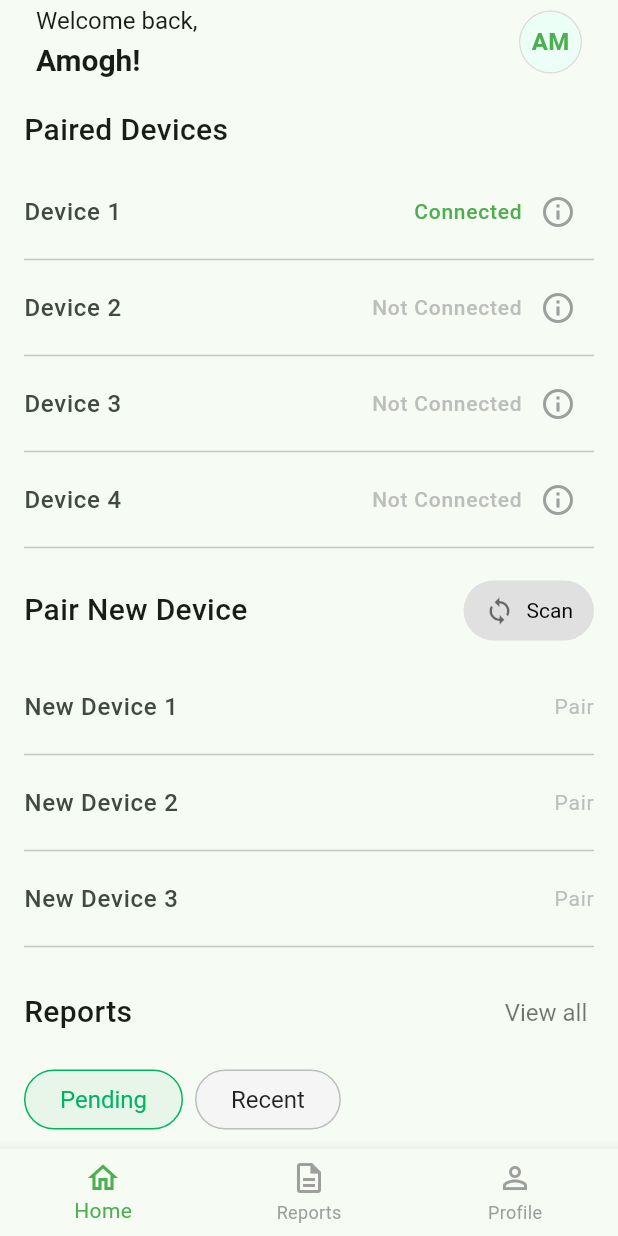
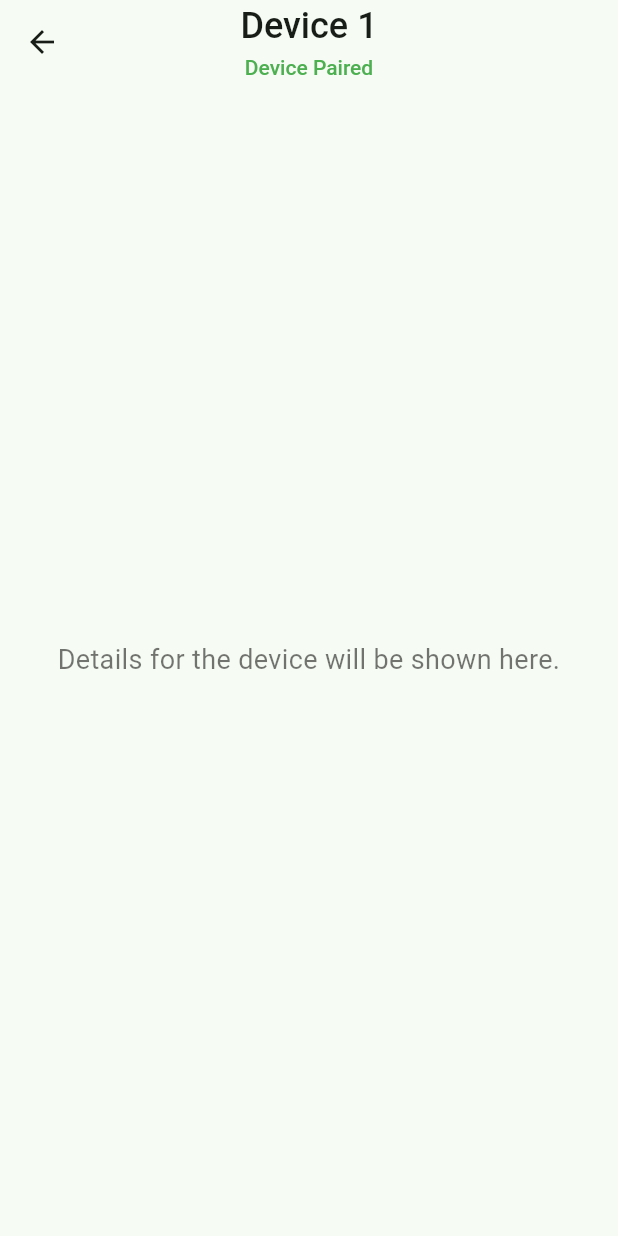
Before and after one commit to mYashavanth/mesha_bluetooth_app, a Flutter app: the BluetoothDeviceManager screen opened by its route, item 2 of the bottom bar chosen, after a tap on the "info outline" icon, on a phone screen of 412 x 824 dp. Run offline on Flutter 3.47's test engine with Material 3 defaults, Android fonts, the phone set to English and light mode, and no system bars; our stand-ins replace flutter_svg.

Commit message:
before starting device details page

```diff
--- /dev/null
+++ b/lib/views/device_details.dart
@@ -0,0 +1,47 @@
+import 'package:flutter/material.dart';
+
+class DeviceDetailsPage extends StatelessWidget {
+  final String deviceName;
+
+  const DeviceDetailsPage({super.key, required this.deviceName});
+
+  @override
+  Widget build(BuildContext context) {
+    return Scaffold(
+      appBar: AppBar(
+        centerTitle: true, // Center the title horizontally
+        title: Column(
+          mainAxisAlignment: MainAxisAlignment.center,
+          children: [
+            Text(
+              deviceName,
+              style: const TextStyle(
+                fontSize: 24,
+                fontWeight: FontWeight.w500,
+              ),
+            ),
+            const SizedBox(height: 4), // Add some spacing
+            const Text(
+              'Device Paired',
+              style: TextStyle(
+                fontSize: 14,
+                color: Colors.green, // Green color for "Device Paired"
+                fontWeight: FontWeight.w500,
+              ),
+            ),
+          ],
+        ),
+      ),
+      body: const Center(
+        child: Text(
+          'Details for the device will be shown here.',
+          style: TextStyle(
+            fontSize: 18,
+            color: Colors.black54,
+          ),
+          textAlign: TextAlign.center,
+        ),
+      ),
+    );
+  }
+}
--- a/lib/views/home_bluetooth.dart
+++ b/lib/views/home_bluetooth.dart
@@ -2,6 +2,7 @@ import 'dart:math'; // Import the math library for pi
 import 'package:flutter/material.dart';
 import 'package:flutter_svg/flutter_svg.dart';
 import 'package:mesha_bluetooth_data_retrieval/components/bottom_navbar.dart';
+import 'package:mesha_bluetooth_data_retrieval/views/device_details.dart';
 
 class BluetoothDeviceManager extends StatefulWidget {
   const BluetoothDeviceManager({super.key});
@@ -169,6 +170,72 @@ class _BluetoothDeviceManagerState extends State<BluetoothDeviceManager> {
     });
   }
 
+  // Function to handle info icon button click
+  void _handleInfoButtonClick(int index) {
+    final device = pairedDevices[index];
+
+    if (device['status'] == 'Connected') {
+      // Navigate to the DeviceDetailsPage if the device is connected
+      Navigator.of(context).push(
+        MaterialPageRoute(
+          builder: (context) => DeviceDetailsPage(deviceName: device['name']!),
+        ),
+      );
+    } else {
+      // Show a full-screen alert dialog if the device is not connected
+      showDialog(
+        context: context,
+        builder: (BuildContext context) {
+          return AlertDialog(
+            title: const Center(
+              child: Text(
+                "Device Not Connected",
+                style: TextStyle(fontSize: 24),
+              ),
+            ),
+            content: Column(
+              mainAxisSize: MainAxisSize.min,
+              children: [
+                const Text(
+                  "The device is not connected.",
+                  style: TextStyle(
+                    fontSize: 18,
+                    color: Colors.red,
+                    fontWeight: FontWeight.bold,
+                  ),
+                  textAlign: TextAlign.center,
+                ),
+                const SizedBox(height: 8),
+                const Text(
+                  "Please connect the device to view details.",
+                  style: TextStyle(fontSize: 14),
+                  textAlign: TextAlign.center,
+                ),
+              ],
+            ),
+            actions: [
+              TextButton(
+                onPressed: () {
+                  Navigator.of(context).pop();
+                },
+                style: TextButton.styleFrom(
+                  padding:
+                      const EdgeInsets.symmetric(vertical: 10, horizontal: 24),
+                  shape: RoundedRectangleBorder(
+                    borderRadius: BorderRadius.circular(8.0),
+                  ),
+                  backgroundColor: Colors.grey.shade300,
+                  foregroundColor: Colors.black,
+                ),
+                child: const Text("OK"),
+              ),
+            ],
+          );
+        },
+      );
+    }
+  }
+
   @override
   Widget build(BuildContext context) {
     return Scaffold(
@@ -276,9 +343,7 @@ class _BluetoothDeviceManagerState extends State<BluetoothDeviceManager> {
                                   Icons.info_outline,
                                   color: Colors.grey.shade500,
                                 ),
-                                onPressed: () {
-                                  // Show more info or action for the device
-                                },
+                                onPressed: () => _handleInfoButtonClick(index),
                               ),
                             ],
                           ),
@@ -362,15 +427,6 @@ class _BluetoothDeviceManagerState extends State<BluetoothDeviceManager> {
                                   fontWeight: FontWeight.w400,
                                 ),
                               ),
-                              // IconButton(
-                              //   icon: Icon(
-                              //     Icons.info_outline,
-                              //     color: Colors.grey.shade500,
-                              //   ),
-                              //   onPressed: () {
-                              //     // Show more info or action for the device
-                              //   },
-                              // ),
                             ],
                           ),
                           onTap: () => _pairNewDevice(index),
--- a/lib/views/my_profile.dart
+++ b/lib/views/my_profile.dart
@@ -57,6 +57,7 @@ class _MyProfileState extends State<MyProfile> {
   Widget build(BuildContext context) {
     return Scaffold(
       appBar: AppBar(
+        centerTitle: true, // Center the title horizontally
         title: const Text(
           "My Profile",
           style: TextStyle(
--- a/lib/views/profile.dart
+++ b/lib/views/profile.dart
@@ -331,12 +331,9 @@ class _ProfileScreenState extends State<ProfileScreen> {
               ),
             ),
           ),
-          const Divider(
-            color: Color(0xFFEAEAEA),
-          ),
           IntrinsicHeight(
               child: Card(
-            margin: EdgeInsets.all(16.0),
+            margin: EdgeInsets.fromLTRB(16.0, 4.0, 16.0, 16.0),
             elevation: 0,
             color: Colors.white,
             shape: RoundedRectangleBorder(
```
Also changed, not shown: lib/views/change_password.dart (+8 -1 lines).
